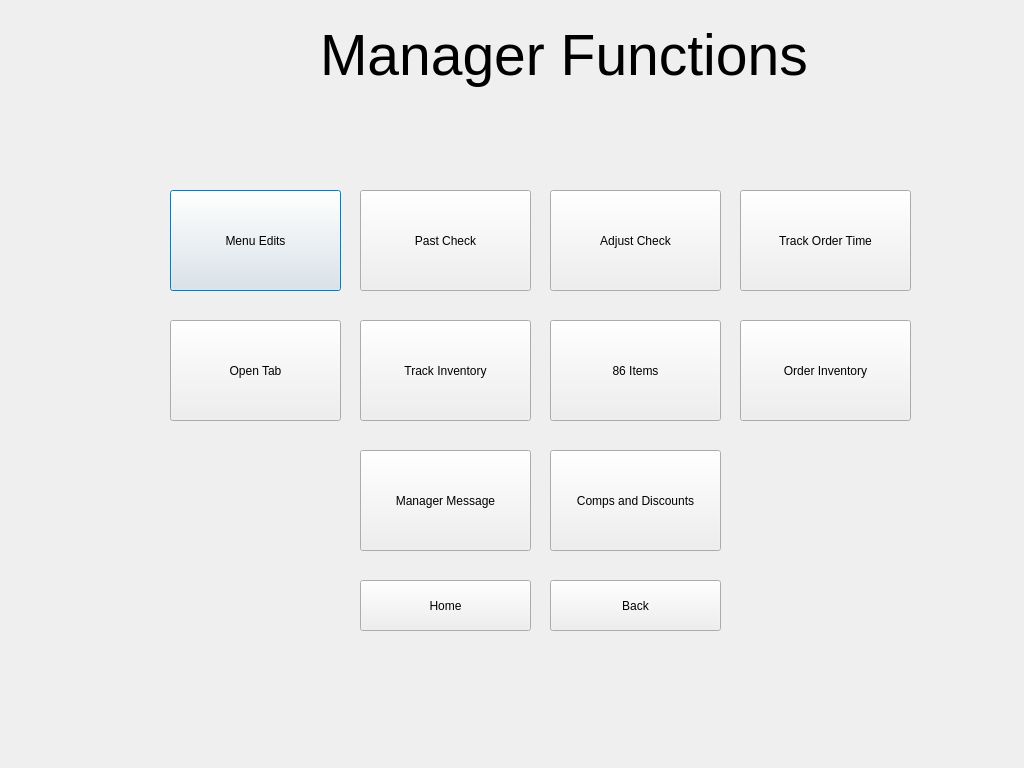
Above: managerfunctionstage.ui from kleiser135/Kitchen-Management before the change. Below: the same form after it.
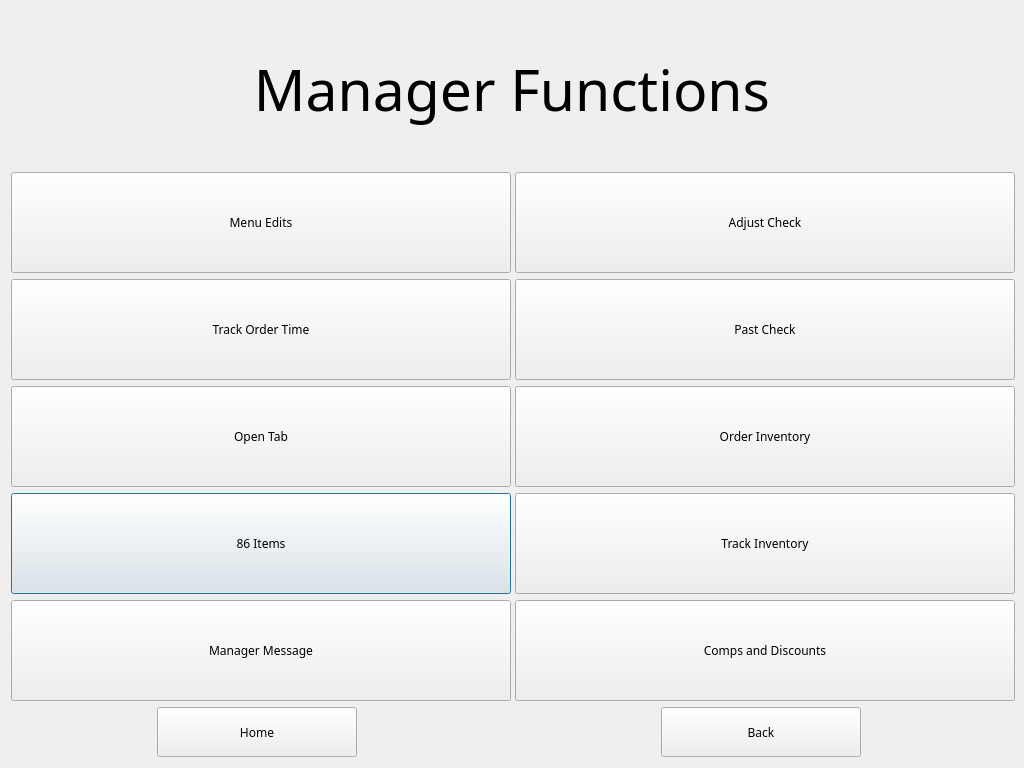
That is the form after the change.

Commit message:
All buttons centered on all menus
Centered all the buttons and menu titles. Also changed the font.

Diff of the .ui file:
```diff
--- a/managerfunctionstage.ui
+++ b/managerfunctionstage.ui
@@ -19,181 +19,261 @@
   <property name="windowTitle">
    <string>Dialog</string>
   </property>
-  <widget class="QLabel" name="label">
-   <property name="geometry">
-    <rect>
-     <x>320</x>
-     <y>10</y>
-     <width>491</width>
-     <height>91</height>
-    </rect>
+  <layout class="QGridLayout" name="gridLayout">
+   <item row="6" column="0">
+    <widget class="QPushButton" name="eightySixItemsButton">
+     <property name="minimumSize">
+      <size>
+       <width>500</width>
+       <height>101</height>
+      </size>
    </property>
    <property name="font">
     <font>
-     <pointsize>43</pointsize>
+       <family>Yu Gothic Medium</family>
     </font>
    </property>
    <property name="text">
-    <string>Manager Functions</string>
-   </property>
-  </widget>
-  <widget class="QPushButton" name="menuEditsButton">
-   <property name="geometry">
-    <rect>
-     <x>170</x>
-     <y>190</y>
-     <width>171</width>
-     <height>101</height>
-    </rect>
-   </property>
-   <property name="text">
-    <string>Menu Edits</string>
-   </property>
-  </widget>
-  <widget class="QPushButton" name="pastChecksButton">
-   <property name="geometry">
-    <rect>
-     <x>360</x>
-     <y>190</y>
-     <width>171</width>
-     <height>101</height>
-    </rect>
-   </property>
-   <property name="text">
-    <string>Past Check</string>
-   </property>
-  </widget>
+      <string>86 Items</string>
+     </property>
+    </widget>
+   </item>
+   <item row="1" column="2">
   <widget class="QPushButton" name="adjustCheckButton">
-   <property name="geometry">
-    <rect>
-     <x>550</x>
-     <y>190</y>
-     <width>171</width>
+     <property name="minimumSize">
+      <size>
+       <width>500</width>
      <height>101</height>
-    </rect>
+      </size>
+     </property>
+     <property name="font">
+      <font>
+       <family>Yu Gothic Medium</family>
+      </font>
    </property>
    <property name="text">
     <string>Adjust Check</string>
    </property>
   </widget>
-  <widget class="QPushButton" name="trackOrderTimeButton">
-   <property name="geometry">
-    <rect>
-     <x>740</x>
-     <y>190</y>
-     <width>171</width>
+   </item>
+   <item row="7" column="2">
+    <widget class="QPushButton" name="compsAndDiscountsButton">
+     <property name="minimumSize">
+      <size>
+       <width>500</width>
      <height>101</height>
-    </rect>
+      </size>
+     </property>
+     <property name="font">
+      <font>
+       <family>Yu Gothic Medium</family>
+      </font>
    </property>
    <property name="text">
-    <string>Track Order Time</string>
-   </property>
-  </widget>
+      <string>Comps and Discounts</string>
+     </property>
+    </widget>
+   </item>
+   <item row="6" column="2">
   <widget class="QPushButton" name="trackInventoryButton">
-   <property name="geometry">
-    <rect>
-     <x>360</x>
-     <y>320</y>
-     <width>171</width>
+     <property name="minimumSize">
+      <size>
+       <width>500</width>
      <height>101</height>
-    </rect>
+      </size>
+     </property>
+     <property name="font">
+      <font>
+       <family>Yu Gothic Medium</family>
+      </font>
    </property>
    <property name="text">
     <string>Track Inventory</string>
    </property>
   </widget>
+   </item>
+   <item row="9" column="2" alignment="Qt::AlignHCenter">
+    <widget class="QPushButton" name="pushButton">
+     <property name="minimumSize">
+      <size>
+       <width>200</width>
+       <height>50</height>
+      </size>
+     </property>
+     <property name="font">
+      <font>
+       <family>Yu Gothic Medium</family>
+      </font>
+     </property>
+     <property name="text">
+      <string>Back</string>
+     </property>
+    </widget>
+   </item>
+   <item row="5" column="2" alignment="Qt::AlignHCenter">
   <widget class="QPushButton" name="orderInventory">
-   <property name="geometry">
-    <rect>
-     <x>740</x>
-     <y>320</y>
-     <width>171</width>
+     <property name="minimumSize">
+      <size>
+       <width>500</width>
      <height>101</height>
-    </rect>
+      </size>
+     </property>
+     <property name="font">
+      <font>
+       <family>Yu Gothic Medium</family>
+      </font>
    </property>
    <property name="text">
     <string>Order Inventory</string>
    </property>
   </widget>
-  <widget class="QPushButton" name="eightySixItemsButton">
-   <property name="geometry">
-    <rect>
-     <x>550</x>
-     <y>320</y>
-     <width>171</width>
+   </item>
+   <item row="4" column="2">
+    <widget class="QPushButton" name="pastChecksButton">
+     <property name="minimumSize">
+      <size>
+       <width>500</width>
      <height>101</height>
-    </rect>
+      </size>
+     </property>
+     <property name="font">
+      <font>
+       <family>Yu Gothic Medium</family>
+      </font>
    </property>
    <property name="text">
-    <string>86 Items</string>
-   </property>
-  </widget>
+      <string>Past Check</string>
+     </property>
+    </widget>
+   </item>
+   <item row="5" column="0">
   <widget class="QPushButton" name="openTabButton">
-   <property name="geometry">
-    <rect>
-     <x>170</x>
-     <y>320</y>
-     <width>171</width>
+     <property name="minimumSize">
+      <size>
+       <width>500</width>
      <height>101</height>
-    </rect>
+      </size>
+     </property>
+     <property name="font">
+      <font>
+       <family>Yu Gothic Medium</family>
+      </font>
    </property>
    <property name="text">
     <string>Open Tab</string>
    </property>
   </widget>
+   </item>
+   <item row="4" column="0">
+    <widget class="QPushButton" name="trackOrderTimeButton">
+     <property name="minimumSize">
+      <size>
+       <width>500</width>
+       <height>101</height>
+      </size>
+     </property>
+     <property name="font">
+      <font>
+       <family>Yu Gothic Medium</family>
+      </font>
+     </property>
+     <property name="text">
+      <string>Track Order Time</string>
+     </property>
+    </widget>
+   </item>
+   <item row="1" column="0">
+    <widget class="QPushButton" name="menuEditsButton">
+     <property name="minimumSize">
+      <size>
+       <width>500</width>
+       <height>101</height>
+      </size>
+     </property>
+     <property name="font">
+      <font>
+       <family>Yu Gothic Medium</family>
+      </font>
+     </property>
+     <property name="text">
+      <string>Menu Edits</string>
+     </property>
+    </widget>
+   </item>
+   <item row="7" column="0">
   <widget class="QPushButton" name="managerMessage">
-   <property name="geometry">
-    <rect>
-     <x>360</x>
-     <y>450</y>
-     <width>171</width>
+     <property name="minimumSize">
+      <size>
+       <width>500</width>
      <height>101</height>
-    </rect>
+      </size>
+     </property>
+     <property name="font">
+      <font>
+       <family>Yu Gothic Medium</family>
+      </font>
    </property>
    <property name="text">
     <string>Manager Message</string>
    </property>
   </widget>
-  <widget class="QPushButton" name="compsAndDiscountsButton">
-   <property name="geometry">
-    <rect>
-     <x>550</x>
-     <y>450</y>
-     <width>171</width>
-     <height>101</height>
-    </rect>
-   </property>
-   <property name="text">
-    <string>Comps and Discounts</string>
-   </property>
-  </widget>
-  <widget class="QPushButton" name="pushButton">
-   <property name="geometry">
-    <rect>
-     <x>550</x>
-     <y>580</y>
-     <width>171</width>
-     <height>51</height>
-    </rect>
-   </property>
-   <property name="text">
-    <string>Back</string>
-   </property>
-  </widget>
+   </item>
+   <item row="9" column="0" alignment="Qt::AlignHCenter">
   <widget class="QPushButton" name="pushButton_2">
-   <property name="geometry">
-    <rect>
-     <x>360</x>
-     <y>580</y>
-     <width>171</width>
-     <height>51</height>
-    </rect>
+     <property name="minimumSize">
+      <size>
+       <width>200</width>
+       <height>50</height>
+      </size>
+     </property>
+     <property name="font">
+      <font>
+       <family>Yu Gothic Medium</family>
+      </font>
    </property>
    <property name="text">
     <string>Home</string>
    </property>
   </widget>
- </widget>
+   </item>
+   <item row="0" column="0" colspan="4">
+    <widget class="QLabel" name="label">
+     <property name="minimumSize">
+      <size>
+       <width>500</width>
+       <height>101</height>
+      </size>
+     </property>
+     <property name="font">
+      <font>
+       <family>Yu Gothic Light</family>
+       <pointsize>43</pointsize>
+      </font>
+     </property>
+     <property name="text">
+      <string>Manager Functions</string>
+     </property>
+     <property name="alignment">
+      <set>Qt::AlignCenter</set>
+     </property>
+    </widget>
+   </item>
+  </layout>
+ </widget>
+ <tabstops>
+  <tabstop>menuEditsButton</tabstop>
+  <tabstop>adjustCheckButton</tabstop>
+  <tabstop>trackOrderTimeButton</tabstop>
+  <tabstop>pastChecksButton</tabstop>
+  <tabstop>openTabButton</tabstop>
+  <tabstop>orderInventory</tabstop>
+  <tabstop>eightySixItemsButton</tabstop>
+  <tabstop>trackInventoryButton</tabstop>
+  <tabstop>managerMessage</tabstop>
+  <tabstop>compsAndDiscountsButton</tabstop>
+  <tabstop>pushButton_2</tabstop>
+  <tabstop>pushButton</tabstop>
+ </tabstops>
  <resources/>
  <connections/>
 </ui>
```
Lines whose indentation alone changed are shown as unchanged. The commit also changes 5 other files.
